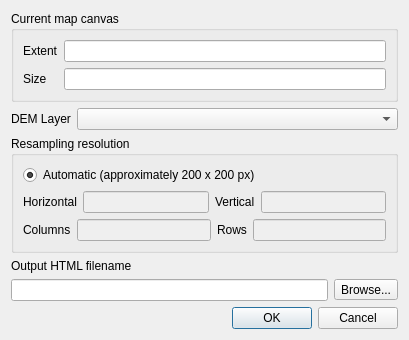
First picture: the form in qgis2threejsdialog.ui, repository minorua/Qgis2threejs, before the edit.
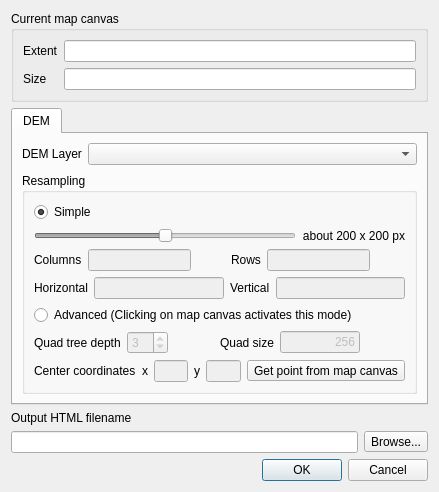
Second picture: the form after the edit.

Commit message: advanced resampling mode (quad tree)

What changed in the file:
```diff
--- a/qgis2threejsdialog.ui
+++ b/qgis2threejsdialog.ui
@@ -6,8 +6,8 @@
    <rect>
     <x>0</x>
     <y>0</y>
-    <width>409</width>
-    <height>315</height>
+    <width>439</width>
+    <height>472</height>
    </rect>
   </property>
   <property name="sizePolicy">
@@ -76,6 +76,18 @@
       </widget>
      </item>
      <item>
+      <widget class="QTabWidget" name="tabWidget">
+       <property name="currentIndex">
+        <number>0</number>
+       </property>
+       <widget class="QWidget" name="tabDEM">
+        <attribute name="title">
+         <string>DEM</string>
+        </attribute>
+        <layout class="QGridLayout" name="gridLayout_4">
+         <item row="0" column="0">
+          <layout class="QVBoxLayout" name="verticalLayout_3">
+           <item>
       <layout class="QFormLayout" name="formLayout">
        <item row="0" column="0">
         <widget class="QLabel" name="label_2">
@@ -96,10 +108,12 @@
        </item>
       </layout>
      </item>
-     <item>
+          </layout>
+         </item>
+         <item row="1" column="0">
       <widget class="QGroupBox" name="groupBox">
        <property name="title">
-        <string>Resampling resolution</string>
+            <string>Resampling</string>
        </property>
        <layout class="QGridLayout" name="gridLayout_2">
         <item row="0" column="0">
@@ -107,7 +121,7 @@
           <item>
            <widget class="QRadioButton" name="radioButton">
             <property name="text">
-             <string>Automatic (approximately 200 x 200 px)</string>
+                 <string>Simple</string>
             </property>
             <property name="checked">
              <bool>true</bool>
@@ -115,38 +129,39 @@
            </widget>
           </item>
           <item>
-           <layout class="QHBoxLayout" name="horizontalLayout_4">
+               <layout class="QHBoxLayout" name="horizontalLayout">
             <item>
-             <widget class="QLabel" name="label_8">
-              <property name="text">
-               <string>Horizontal</string>
-              </property>
-             </widget>
-            </item>
-            <item>
-             <widget class="QLineEdit" name="lineEdit_HRes">
+                 <widget class="QSlider" name="horizontalSlider">
               <property name="enabled">
                <bool>false</bool>
               </property>
-              <property name="sizePolicy">
-               <sizepolicy hsizetype="Expanding" vsizetype="Fixed">
-                <horstretch>0</horstretch>
-                <verstretch>0</verstretch>
-               </sizepolicy>
-              </property>
+                  <property name="minimum">
+                   <number>1</number>
+                  </property>
+                  <property name="maximum">
+                   <number>3</number>
+                  </property>
+                  <property name="value">
+                   <number>2</number>
+                  </property>
+                  <property name="orientation">
+                   <enum>Qt::Horizontal</enum>
+                  </property>
              </widget>
             </item>
             <item>
-             <widget class="QLabel" name="label_9">
+                 <widget class="QLabel" name="label">
+                  <property name="minimumSize">
+                   <size>
+                    <width>80</width>
+                    <height>0</height>
+                   </size>
+                  </property>
               <property name="text">
-               <string>Vertical</string>
-              </property>
-             </widget>
-            </item>
-            <item>
-             <widget class="QLineEdit" name="lineEdit_VRes">
-              <property name="enabled">
-               <bool>false</bool>
+                   <string>about 200 x 200 px</string>
+                  </property>
+                  <property name="alignment">
+                   <set>Qt::AlignRight|Qt::AlignTrailing|Qt::AlignVCenter</set>
               </property>
              </widget>
             </item>
@@ -168,6 +183,19 @@
               </property>
              </widget>
             </item>
+                <item>
+                 <spacer name="horizontalSpacer_3">
+                  <property name="orientation">
+                   <enum>Qt::Horizontal</enum>
+                  </property>
+                  <property name="sizeHint" stdset="0">
+                   <size>
+                    <width>40</width>
+                    <height>20</height>
+                   </size>
+                  </property>
+                 </spacer>
+                </item>
             <item>
              <widget class="QLabel" name="label_5">
               <property name="text">
@@ -182,11 +210,210 @@
               </property>
              </widget>
             </item>
-           </layout>
-          </item>
+                <item>
+                 <spacer name="horizontalSpacer_4">
+                  <property name="orientation">
+                   <enum>Qt::Horizontal</enum>
+                  </property>
+                  <property name="sizeHint" stdset="0">
+                   <size>
+                    <width>40</width>
+                    <height>20</height>
+                   </size>
+                  </property>
+                 </spacer>
+                </item>
+               </layout>
+              </item>
+              <item>
+               <layout class="QHBoxLayout" name="horizontalLayout_4">
+                <item>
+                 <widget class="QLabel" name="label_8">
+                  <property name="text">
+                   <string>Horizontal</string>
+                  </property>
+                 </widget>
+                </item>
+                <item>
+                 <widget class="QLineEdit" name="lineEdit_HRes">
+                  <property name="enabled">
+                   <bool>false</bool>
+                  </property>
+                  <property name="sizePolicy">
+                   <sizepolicy hsizetype="Expanding" vsizetype="Fixed">
+                    <horstretch>0</horstretch>
+                    <verstretch>0</verstretch>
+                   </sizepolicy>
+                  </property>
+                 </widget>
+                </item>
+                <item>
+                 <widget class="QLabel" name="label_9">
+                  <property name="text">
+                   <string>Vertical</string>
+                  </property>
+                 </widget>
+                </item>
+                <item>
+                 <widget class="QLineEdit" name="lineEdit_VRes">
+                  <property name="enabled">
+                   <bool>false</bool>
+                  </property>
+                 </widget>
+                </item>
          </layout>
         </item>
        </layout>
+            </item>
+            <item row="1" column="0">
+             <widget class="QRadioButton" name="radioButton_Advanced">
+              <property name="text">
+               <string>Advanced (Clicking on map canvas activates this mode)</string>
+              </property>
+             </widget>
+            </item>
+            <item row="2" column="0">
+             <layout class="QHBoxLayout" name="horizontalLayout_5">
+              <item>
+               <widget class="QLabel" name="label_11">
+                <property name="text">
+                 <string>Quad tree depth</string>
+                </property>
+               </widget>
+              </item>
+              <item>
+               <widget class="QSpinBox" name="spinBox_Depth">
+                <property name="enabled">
+                 <bool>false</bool>
+                </property>
+                <property name="minimum">
+                 <number>1</number>
+                </property>
+                <property name="maximum">
+                 <number>10</number>
+                </property>
+                <property name="value">
+                 <number>3</number>
+                </property>
+               </widget>
+              </item>
+              <item>
+               <spacer name="horizontalSpacer_2">
+                <property name="orientation">
+                 <enum>Qt::Horizontal</enum>
+                </property>
+                <property name="sizeHint" stdset="0">
+                 <size>
+                  <width>40</width>
+                  <height>20</height>
+                 </size>
+                </property>
+               </spacer>
+              </item>
+              <item>
+               <widget class="QLabel" name="label_10">
+                <property name="text">
+                 <string>Quad size</string>
+                </property>
+               </widget>
+              </item>
+              <item>
+               <widget class="QLineEdit" name="lineEdit">
+                <property name="enabled">
+                 <bool>false</bool>
+                </property>
+                <property name="sizePolicy">
+                 <sizepolicy hsizetype="Preferred" vsizetype="Fixed">
+                  <horstretch>0</horstretch>
+                  <verstretch>0</verstretch>
+                 </sizepolicy>
+                </property>
+                <property name="maximumSize">
+                 <size>
+                  <width>80</width>
+                  <height>16777215</height>
+                 </size>
+                </property>
+                <property name="text">
+                 <string>256</string>
+                </property>
+                <property name="alignment">
+                 <set>Qt::AlignRight|Qt::AlignTrailing|Qt::AlignVCenter</set>
+                </property>
+               </widget>
+              </item>
+              <item>
+               <spacer name="horizontalSpacer">
+                <property name="orientation">
+                 <enum>Qt::Horizontal</enum>
+                </property>
+                <property name="sizeHint" stdset="0">
+                 <size>
+                  <width>40</width>
+                  <height>20</height>
+                 </size>
+                </property>
+               </spacer>
+              </item>
+             </layout>
+            </item>
+            <item row="4" column="0">
+             <layout class="QHBoxLayout" name="horizontalLayout_6">
+              <item>
+               <widget class="QLabel" name="label_12">
+                <property name="text">
+                 <string>Center coordinates</string>
+                </property>
+               </widget>
+              </item>
+              <item>
+               <widget class="QLabel" name="label_13">
+                <property name="text">
+                 <string>x</string>
+                </property>
+               </widget>
+              </item>
+              <item>
+               <widget class="QLineEdit" name="lineEdit_CenterX">
+                <property name="enabled">
+                 <bool>false</bool>
+                </property>
+                <property name="inputMethodHints">
+                 <set>Qt::ImhDigitsOnly</set>
+                </property>
+               </widget>
+              </item>
+              <item>
+               <widget class="QLabel" name="label_14">
+                <property name="text">
+                 <string>y</string>
+                </property>
+               </widget>
+              </item>
+              <item>
+               <widget class="QLineEdit" name="lineEdit_CenterY">
+                <property name="enabled">
+                 <bool>false</bool>
+                </property>
+                <property name="inputMethodHints">
+                 <set>Qt::ImhDigitsOnly</set>
+                </property>
+               </widget>
+              </item>
+              <item>
+               <widget class="QToolButton" name="toolButton_PointTool">
+                <property name="text">
+                 <string>Get point from map canvas</string>
+                </property>
+               </widget>
+              </item>
+             </layout>
+            </item>
+           </layout>
+          </widget>
+         </item>
+        </layout>
+       </widget>
       </widget>
      </item>
      <item>
```
Left out of the diff: 2 changed lines with no effect on the pictures. Lines whose indentation alone changed are shown as unchanged. The commit also changes 7 other files.
